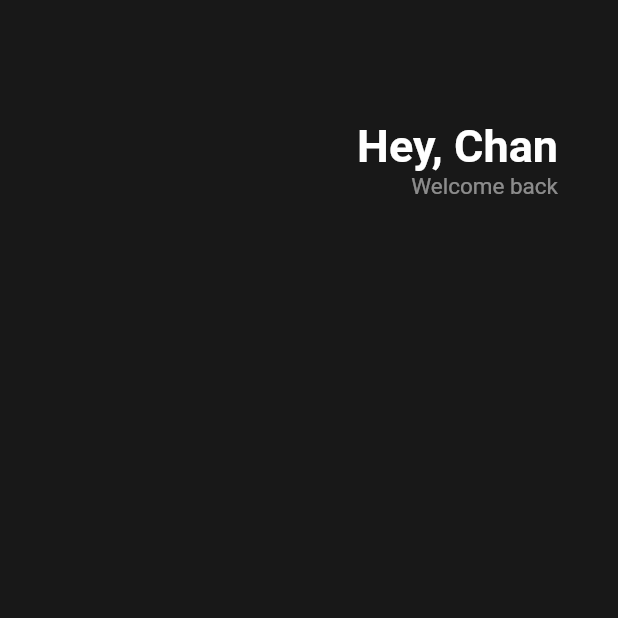
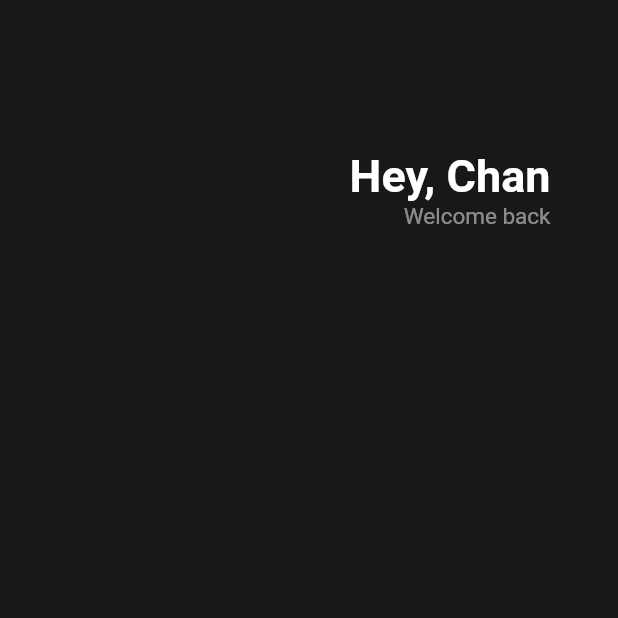
Before and after one commit to Hugekyung/First-Flutter, a Flutter app: the screen it shows after launch, on a phone screen of 412 x 824 dp, the top half of it. Run offline on Flutter 3.47's test engine with Material 2 defaults, Android fonts, the phone set to English and light mode, and no system bars.

```diff
--- a/lib/main.dart
+++ b/lib/main.dart
@@ -15,33 +15,48 @@ class App extends StatelessWidget {
       home: Scaffold(
           backgroundColor: const Color(0xFF181818),
           body: Padding(
-            padding: const EdgeInsets.symmetric(horizontal: 40),
+            padding: const EdgeInsets.symmetric(horizontal: 45),
             child: Column(
               children: [
                 const SizedBox(
-                  height: 80,
+                  height: 100,
                 ),
                 Row(
-                  mainAxisAlignment: MainAxisAlignment.end,
+                  // * 햄버거바, 닉네임 공간 분리를 위한 Row
+                  mainAxisAlignment: MainAxisAlignment.end, // * 가로 방향 정렬
                   children: [
                     Column(
-                      crossAxisAlignment: CrossAxisAlignment.end,
+                      crossAxisAlignment: CrossAxisAlignment.end, // * 세로 방향 정렬
                       children: [
                         const Text(
                           'Hey, Chan',
                           style: TextStyle(
-                              color: Colors.white,
-                              fontSize: 30,
-                              fontWeight: FontWeight.bold),
+                            color: Colors.white,
+                            fontSize: 30,
+                            fontWeight: FontWeight.bold,
+                          ),
                         ),
                         Text(
                           'Welcome back',
                           style: TextStyle(
-                              color: Colors.white.withOpacity(0.5),
-                              fontSize: 15),
+                            color: Colors.white.withOpacity(0.5), // * 투명도
+                            fontSize: 15,
+                          ),
                         ),
                       ],
                     ),
+                    // Column(
+                    //   crossAxisAlignment: CrossAxisAlignment.center,
+                    //   children: [
+                    //     const Text(
+                    //       'Another Column',
+                    //       style: TextStyle(
+                    //         color: Colors.red,
+                    //         fontSize: 10,
+                    //       ),
+                    //     )
+                    //   ],
+                    // )
                   ],
                 )
               ],
```
Also changed, not shown: 1 other file.
